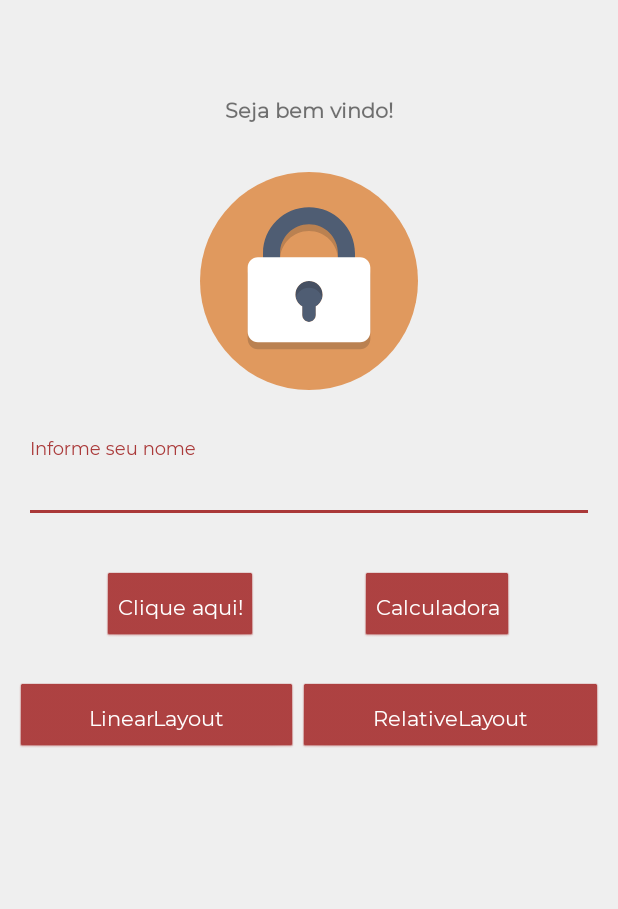
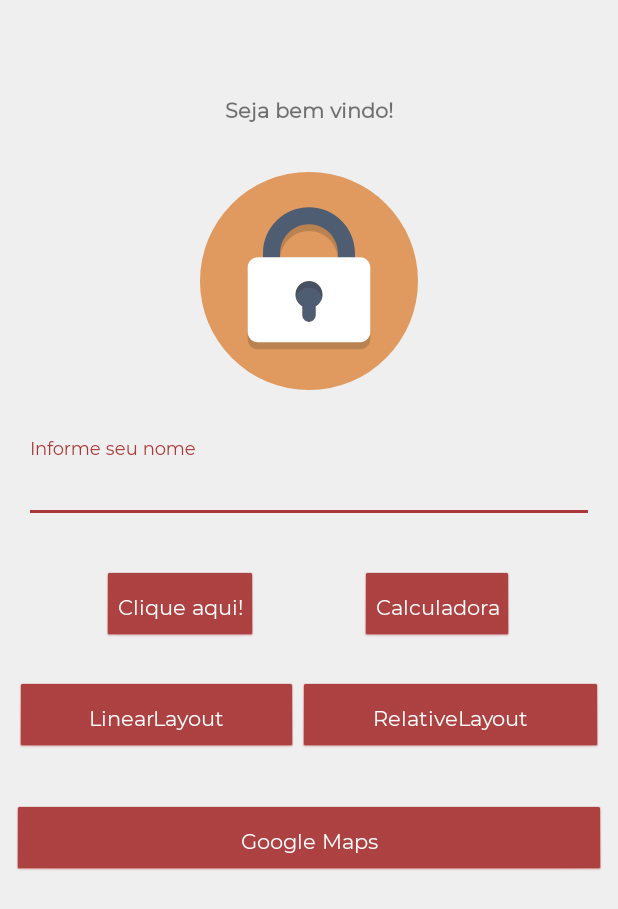
Before and after one commit to eberson/pami, an Android app: the layout activity_main.xml on its own in the app's theme, with its tools: preview values and no code run, on a phone screen of 412 x 824 dp. Shown: the top 909 px of the screen. Run offline under Robolectric (Android 15) with nearby library versions, the phone set to English and light mode, and no system bars.

Commit message:
aula 19/06 - google maps

```diff
--- a/app/build.gradle
+++ b/app/build.gradle
@@ -31,6 +31,8 @@ dependencies {
     implementation 'androidx.appcompat:appcompat:1.0.2'
     implementation 'androidx.core:core-ktx:1.0.2'
     implementation 'androidx.constraintlayout:constraintlayout:1.1.3'
+    implementation 'com.google.android.gms:play-services-maps:17.0.0'
+    implementation 'com.google.android.gms:play-services-location:17.0.0'
     testImplementation 'junit:junit:4.12'
     androidTestImplementation 'androidx.test.ext:junit:1.1.1'
     androidTestImplementation 'androidx.test.espresso:espresso-core:3.2.0'
--- a/app/src/main/java/com/example/cursopami/MainActivity.kt
+++ b/app/src/main/java/com/example/cursopami/MainActivity.kt
@@ -45,6 +45,11 @@ class MainActivity : AppCompatActivity() {
         startActivity(intent)
     }
 
+    fun showGoogleMaps(v:View){
+        val intent = Intent(this, MapsActivity::class.java)
+        startActivity(intent)
+    }
+
     fun openCalculator(v:View){
         //a intent possui a origem e o destino da intencao
         // a origem, this, é a própria atividade onde o código sera executado
--- a/app/src/main/res/layout/activity_main.xml
+++ b/app/src/main/res/layout/activity_main.xml
@@ -74,6 +74,7 @@
         app:srcCompat="@drawable/ic_lock" />
 
     <LinearLayout
+        android:id="@+id/linearLayout"
         android:layout_width="0dp"
         android:layout_height="wrap_content"
         android:layout_marginTop="16dp"
@@ -100,4 +101,17 @@
             android:text="RelativeLayout" />
     </LinearLayout>
 
+    <Button
+        android:id="@+id/button7"
+        android:layout_width="0dp"
+        android:layout_height="wrap_content"
+        android:layout_marginStart="8dp"
+        android:layout_marginTop="24dp"
+        android:layout_marginEnd="8dp"
+        android:onClick="showGoogleMaps"
+        android:text="@string/btn_maps"
+        app:layout_constraintEnd_toEndOf="parent"
+        app:layout_constraintStart_toStartOf="parent"
+        app:layout_constraintTop_toBottomOf="@+id/linearLayout" />
+
 </androidx.constraintlayout.widget.ConstraintLayout>
--- a/app/src/main/res/values/strings.xml
+++ b/app/src/main/res/values/strings.xml
@@ -26,4 +26,6 @@
     <string name="msg_expense_saved">Despesa salva com sucesso</string>
     <string name="btn_save">Salvar</string>
     <string name="msg_required_field">Campo obrigatório</string>
+    <string name="title_activity_maps" translatable="false">Trabalhando com Mapas</string>
+    <string name="btn_maps" translatable="false">Google Maps</string>
 </resources>
```
Also changed, not shown: app/src/debug/res/values/google_maps_api.xml (added, +8 -0 lines), app/src/main/AndroidManifest.xml (+18 -5 lines), app/src/main/java/com/example/cursopami/MapsActivity.kt (added, +115 -0 lines), app/src/main/res/layout/activity_maps.xml (added, +9 -0 lines), 1 other file.
